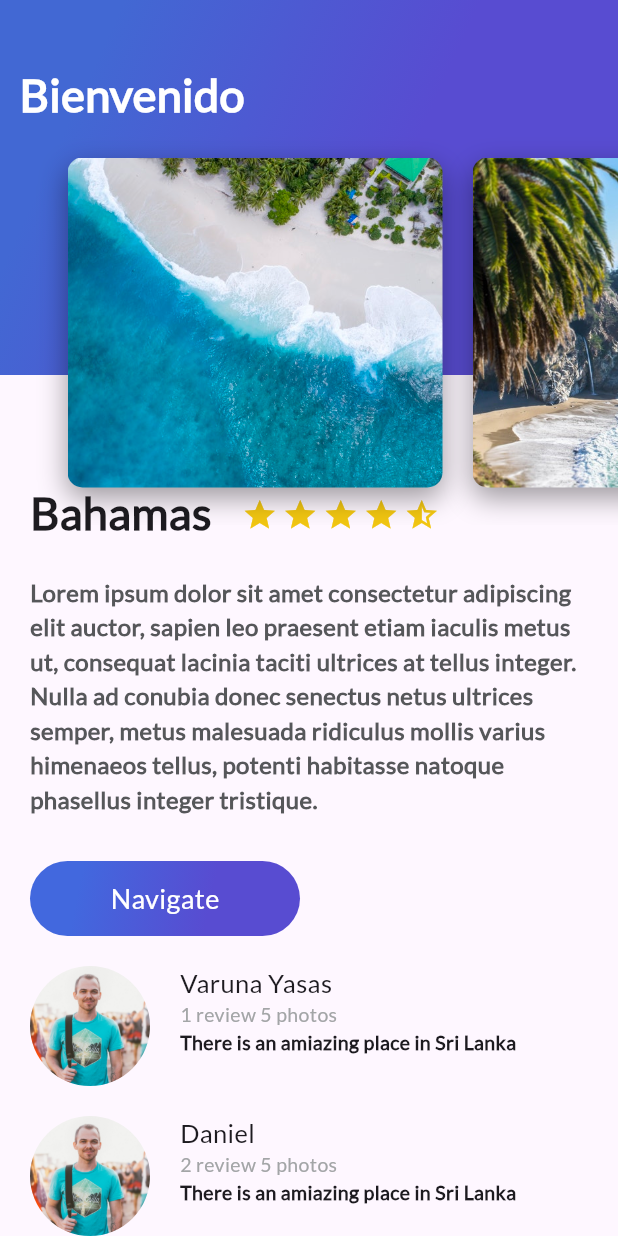
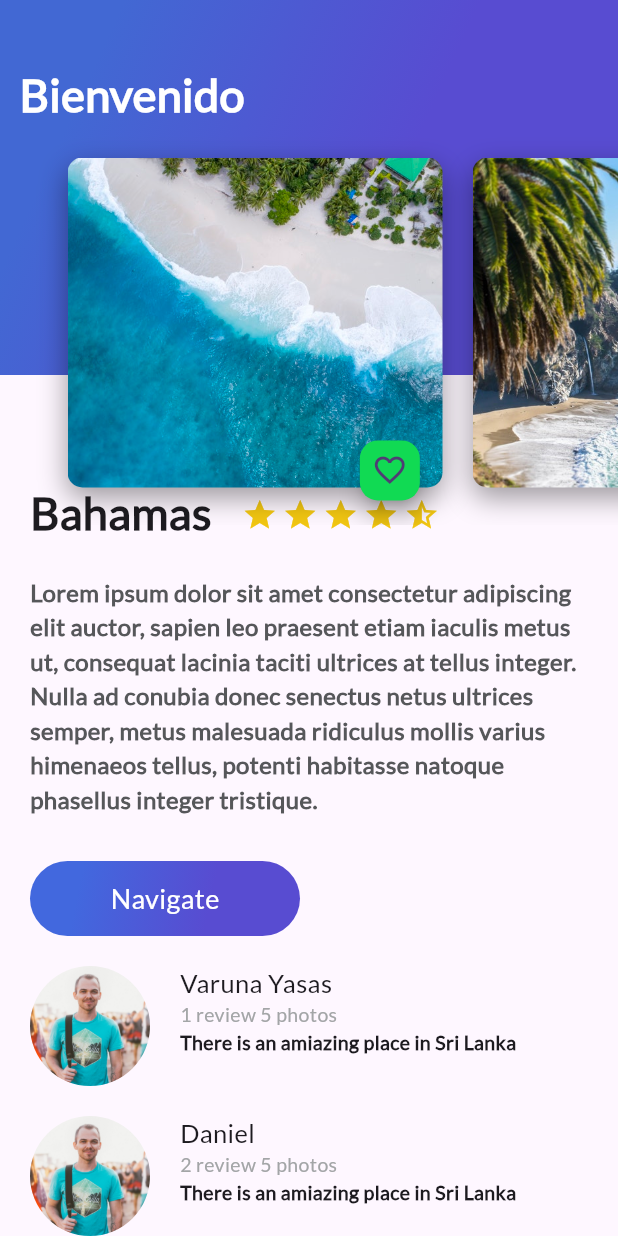
Before and after one commit to dpaggiola/curso-flutter, a Flutter app: the screen it shows after launch, on a phone screen of 412 x 824 dp. Run offline on Flutter 3.47's test engine with Material 3 defaults, Android fonts, the phone set to English and light mode, and no system bars.

Commit message:
Clase 38

```diff
--- a/platzi_trips_app/lib/button_purple.dart
+++ b/platzi_trips_app/lib/button_purple.dart
@@ -37,7 +37,7 @@ class ButtonPurple extends StatelessWidget {
         child: Center(
           child: Text(
             buttonText,
-            style: TextStyle(
+            style: const TextStyle(
               fontSize: 18,
               fontFamily: "Lato",
               color: Colors.white,
--- a/platzi_trips_app/lib/card_image.dart
+++ b/platzi_trips_app/lib/card_image.dart
@@ -1,4 +1,5 @@
 import 'package:flutter/material.dart';
+import 'package:platzi_trips_app/floating_action_button_green.dart';
 
 class CardImage extends StatelessWidget {
   CardImage(this.pathImage, {super.key});
@@ -29,6 +30,12 @@ class CardImage extends StatelessWidget {
             ),
           ]),
     );
-    return card;
+    return Stack(
+      alignment: const Alignment(0.9, 1.1),
+      children: <Widget>[
+        card,
+        const FloatingActionButtonGreen(),
+      ],
+    );
   }
 }
--- /dev/null
+++ b/platzi_trips_app/lib/floating_action_button_green.dart
@@ -0,0 +1,30 @@
+import 'package:flutter/material.dart';
+
+class FloatingActionButtonGreen extends StatefulWidget {
+  const FloatingActionButtonGreen({super.key});
+
+  @override
+  State<FloatingActionButtonGreen> createState() =>
+      _FloatingActionButtonGreenState();
+}
+
+class _FloatingActionButtonGreenState extends State<FloatingActionButtonGreen> {
+  void onPressedFav() {
+    ScaffoldMessenger.of(context).showSnackBar(
+      const SnackBar(content: Text("Agregaste a tus Favoritos")),
+    );
+  }
+
+  @override
+  Widget build(BuildContext context) {
+    return FloatingActionButton(
+      backgroundColor: Color(0xFF11DA53),
+      mini: true,
+      tooltip: "Fav",
+      onPressed: onPressedFav,
+      child: Icon(
+        Icons.favorite_border,
+      ),
+    );
+  }
+}
```
